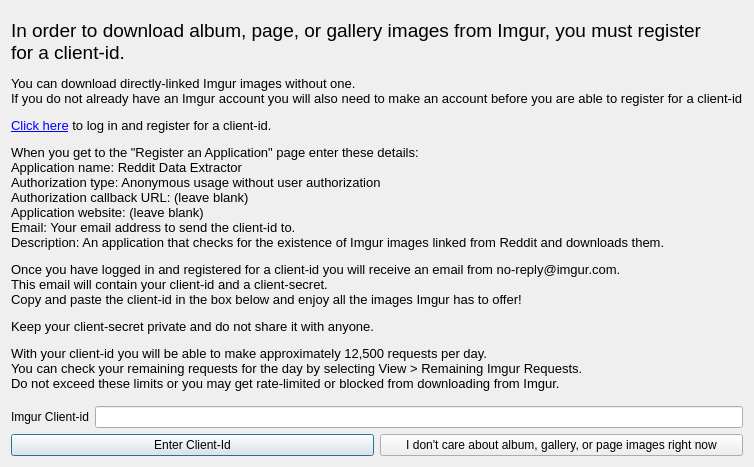
NSchrading/redditDataExtractor, file RedditDataExtractor/GUI/imgurClientId.ui: the form before one commit.
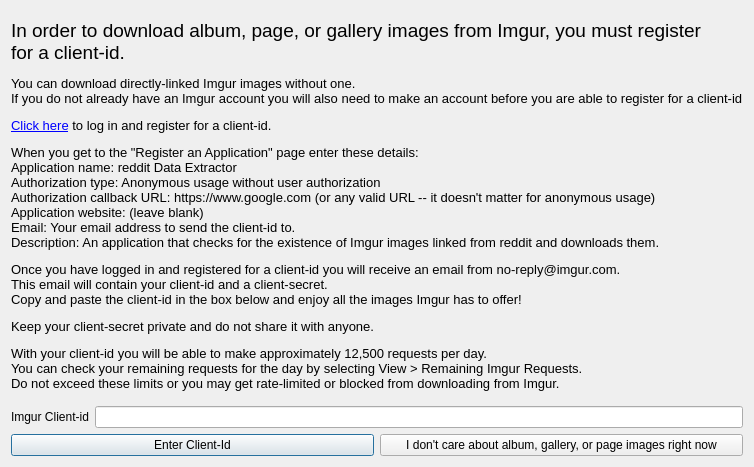
The form after the commit.

Commit message:
Removed debug output. Added in note that a url is required for authorization callback when registering for an imgur client-id. Even though we are doing anonymous usage... Disabled more buttons when downloading. Can't view downloaded posts when downloading.
To do:
General code cleanup
More unit tests

Patch:
```diff
--- a/RedditDataExtractor/GUI/imgurClientId.ui
+++ b/RedditDataExtractor/GUI/imgurClientId.ui
@@ -26,7 +26,7 @@
      <item>
       <widget class="QLabel" name="label_2">
        <property name="text">
-        <string>&lt;html&gt;&lt;head/&gt;&lt;body&gt;&lt;p&gt;&lt;span style=&quot; font-size:14pt;&quot;&gt;In order to download album, page, or gallery images from Imgur, you must register&lt;br/&gt;for a client-id.&lt;/span&gt;&lt;/p&gt;&lt;p&gt;&lt;span style=&quot; font-size:10pt;&quot;&gt;You can download directly-linked Imgur images without one.&lt;br/&gt;If you do not already have an Imgur account you will also need to make an account before you are able to register for a client-id&lt;/span&gt;&lt;/p&gt;&lt;p&gt;&lt;a href=&quot;https://api.imgur.com/oauth2/addclient&quot;&gt;&lt;span style=&quot; font-size:10pt; text-decoration: underline; color:#0000ff;&quot;&gt;Click here&lt;/span&gt;&lt;/a&gt;&lt;span style=&quot; font-size:10pt;&quot;&gt; to log in and register for a client-id.&lt;/span&gt;&lt;/p&gt;&lt;p&gt;&lt;span style=&quot; font-size:10pt;&quot;&gt;When you get to the &amp;quot;Register an Application&amp;quot; page enter these details:&lt;br/&gt;Application name: Reddit Data Extractor&lt;br/&gt;Authorization type: Anonymous usage without user authorization&lt;br/&gt;Authorization callback URL: (leave blank)&lt;br/&gt;Application website: (leave blank)&lt;br/&gt;Email: Your email address to send the client-id to.&lt;br/&gt;Description: An application that checks for the existence of Imgur images linked from Reddit and downloads them. &lt;/span&gt;&lt;/p&gt;&lt;p&gt;&lt;span style=&quot; font-size:10pt;&quot;&gt;Once you have logged in and registered for a client-id you will receive an email from no-reply@imgur.com.&lt;br/&gt;This email will contain your client-id and a client-secret.&lt;br/&gt;Copy and paste the client-id in the box below and enjoy all the images Imgur has to offer! &lt;/span&gt;&lt;/p&gt;&lt;p&gt;&lt;span style=&quot; font-size:10pt;&quot;&gt;Keep your client-secret private and do not share it with anyone.&lt;/span&gt;&lt;/p&gt;&lt;p&gt;&lt;span style=&quot; font-size:10pt;&quot;&gt;With your client-id you will be able to make approximately 12,500 requests per day. &lt;br/&gt;You can check your remaining requests for the day by selecting View &amp;gt; Remaining Imgur Requests. &lt;br/&gt;Do not exceed these limits or you may get rate-limited or blocked from downloading from Imgur.&lt;/span&gt;&lt;/p&gt;&lt;/body&gt;&lt;/html&gt;</string>
+        <string>&lt;html&gt;&lt;head/&gt;&lt;body&gt;&lt;p&gt;&lt;span style=&quot; font-size:14pt;&quot;&gt;In order to download album, page, or gallery images from Imgur, you must register&lt;br/&gt;for a client-id.&lt;/span&gt;&lt;/p&gt;&lt;p&gt;&lt;span style=&quot; font-size:10pt;&quot;&gt;You can download directly-linked Imgur images without one.&lt;br/&gt;If you do not already have an Imgur account you will also need to make an account before you are able to register for a client-id&lt;/span&gt;&lt;/p&gt;&lt;p&gt;&lt;a href=&quot;https://api.imgur.com/oauth2/addclient&quot;&gt;&lt;span style=&quot; font-size:10pt; text-decoration: underline; color:#0000ff;&quot;&gt;Click here&lt;/span&gt;&lt;/a&gt;&lt;span style=&quot; font-size:10pt;&quot;&gt; to log in and register for a client-id.&lt;/span&gt;&lt;/p&gt;&lt;p&gt;&lt;span style=&quot; font-size:10pt;&quot;&gt;When you get to the &amp;quot;Register an Application&amp;quot; page enter these details:&lt;br/&gt;Application name: reddit Data Extractor&lt;br/&gt;Authorization type: Anonymous usage without user authorization&lt;br/&gt;Authorization callback URL: https://www.google.com (or any valid URL -- it doesn't matter for anonymous usage)&lt;br/&gt;Application website: (leave blank)&lt;br/&gt;Email: Your email address to send the client-id to.&lt;br/&gt;Description: An application that checks for the existence of Imgur images linked from reddit and downloads them. &lt;/span&gt;&lt;/p&gt;&lt;p&gt;&lt;span style=&quot; font-size:10pt;&quot;&gt;Once you have logged in and registered for a client-id you will receive an email from no-reply@imgur.com.&lt;br/&gt;This email will contain your client-id and a client-secret.&lt;br/&gt;Copy and paste the client-id in the box below and enjoy all the images Imgur has to offer! &lt;/span&gt;&lt;/p&gt;&lt;p&gt;&lt;span style=&quot; font-size:10pt;&quot;&gt;Keep your client-secret private and do not share it with anyone.&lt;/span&gt;&lt;/p&gt;&lt;p&gt;&lt;span style=&quot; font-size:10pt;&quot;&gt;With your client-id you will be able to make approximately 12,500 requests per day. &lt;br/&gt;You can check your remaining requests for the day by selecting View &amp;gt; Remaining Imgur Requests. &lt;br/&gt;Do not exceed these limits or you may get rate-limited or blocked from downloading from Imgur.&lt;/span&gt;&lt;/p&gt;&lt;/body&gt;&lt;/html&gt;</string>
        </property>
        <property name="textFormat">
         <enum>Qt::RichText</enum>
```
The commit also changes 11 other files.
